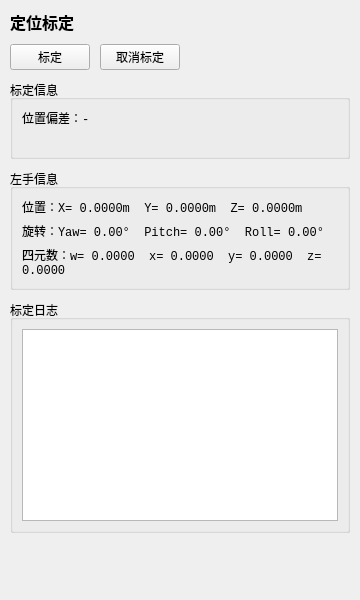
Before: the Qt Designer form ui/vive_tracker_cali_widget.ui in FOHEART/MotionGloveSDK_python, drawn with Qt 5.
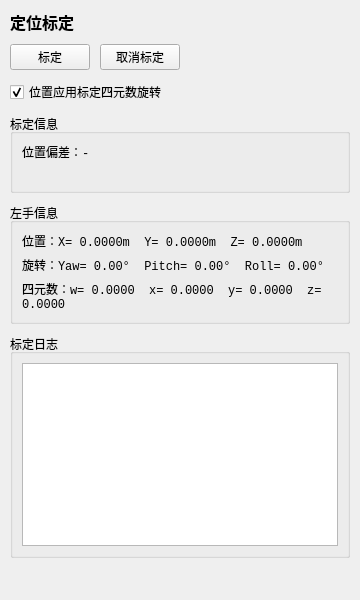
After: the same form once the commit is applied.

Commit message: feat: add position rotation checkbox and quaternion location bias to Vive Tracker calibration

The edit to the form file:
```diff
--- a/ui/vive_tracker_cali_widget.ui
+++ b/ui/vive_tracker_cali_widget.ui
@@ -73,6 +73,16 @@
      </item>
     </layout>
    </item>
+     <item>
+        <widget class="QCheckBox" name="positionRotationCheckBox">
+         <property name="text">
+            <string>位置应用标定四元数旋转</string>
+         </property>
+         <property name="checked">
+            <bool>true</bool>
+         </property>
+        </widget>
+     </item>
    <item>
     <widget class="QGroupBox" name="infoGroup">
      <property name="title">
```
The commit also changes 3 other files.
